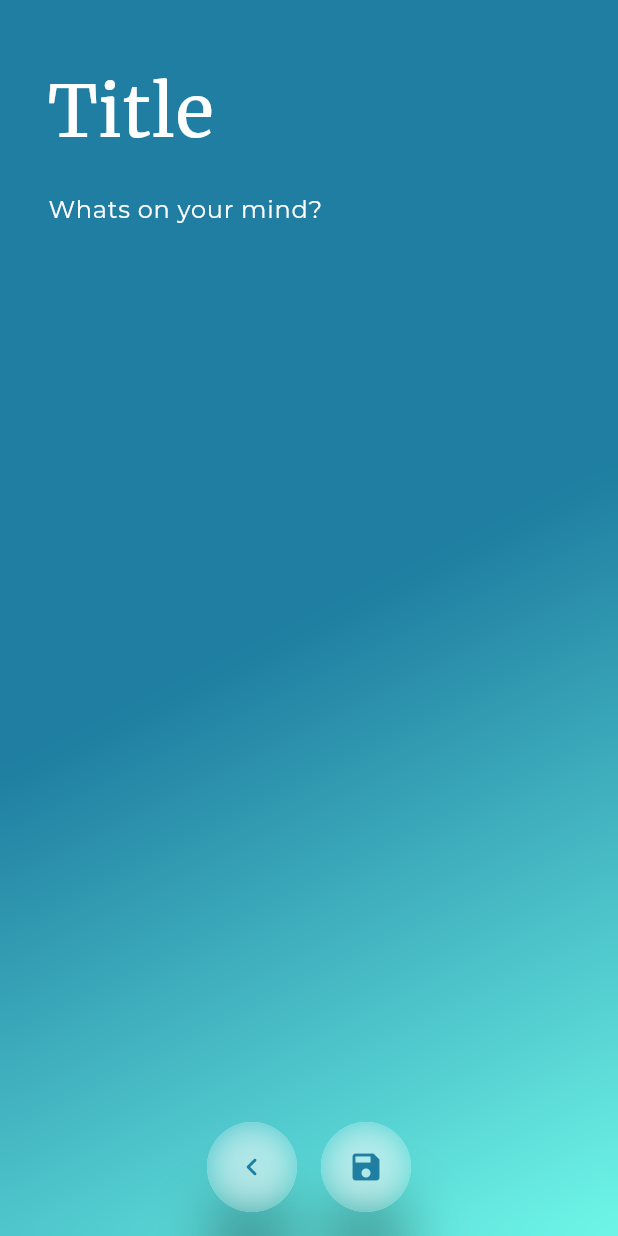
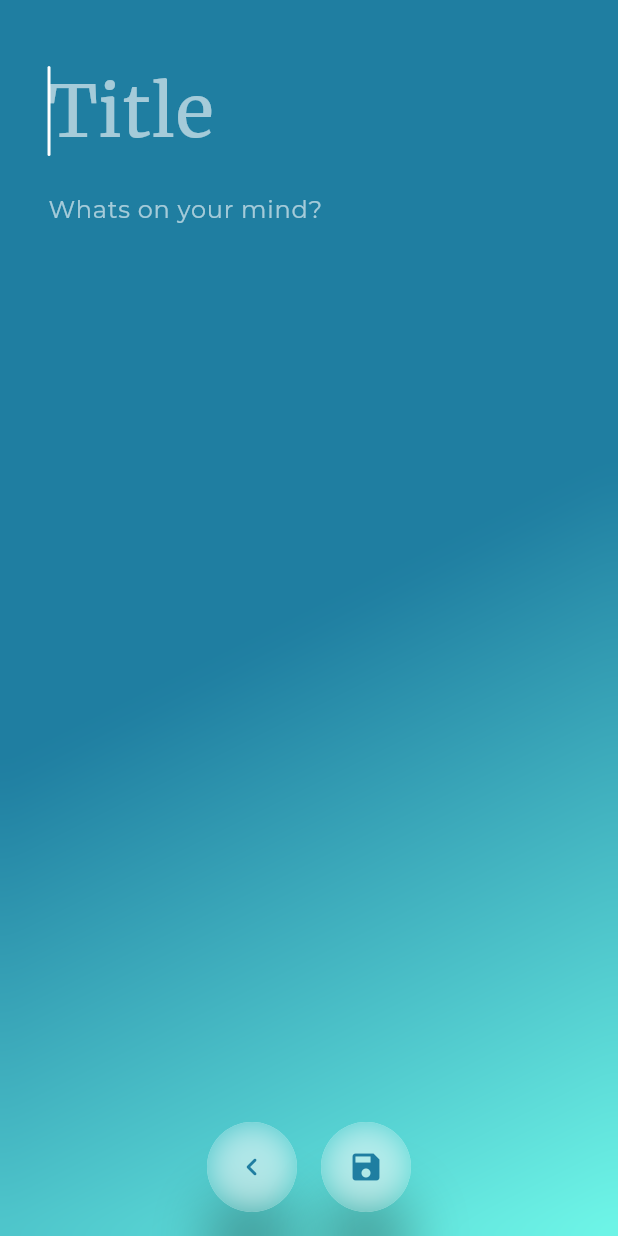
Before and after one commit to coffeekillsbugs/notable, a Flutter app: the screen it shows after launch, after a tap on the "edit" icon, on a phone screen of 412 x 824 dp. Run offline on Flutter 3.47's test engine with Material 2 defaults, Android fonts, the phone set to English and light mode, and no system bars.

Commit message:
Changes
-> changed the global 'textScaleFactor' property to '1.0'
(no more need for individual specification for each text widget)

-> implemented focus node in new note screen

-> enables autofocus for first textfield in new note screen

```diff
--- a/lib/Screens/homepage.dart
+++ b/lib/Screens/homepage.dart
@@ -62,7 +62,7 @@ class _HomePageState extends State<HomePage> {
                             children: [
                               Text(
                                 'Games to play',
-                                textScaleFactor: 1.0,
+                                // textScaleFactor: 1.0,
                                 overflow: TextOverflow.fade,
                                 style: Theme.of(context).textTheme.headline6,
                               ),
--- a/lib/Screens/new_note.dart
+++ b/lib/Screens/new_note.dart
@@ -9,6 +9,23 @@ class NewNoteScreen extends StatefulWidget {
 }
 
 class _NewNoteScreenState extends State<NewNoteScreen> {
+
+  FocusNode _description;
+
+  @override
+  void initState() {
+    super.initState();
+
+    _description = FocusNode();
+  }
+
+  @override
+  void dispose() {
+    _description.dispose();
+
+    super.dispose();
+  }
+
   @override
   Widget build(BuildContext context) {
     return Stack(
@@ -26,6 +43,7 @@ class _NewNoteScreenState extends State<NewNoteScreen> {
                     padding: EdgeInsets.symmetric(horizontal: 32.0),
                     // color: Colors.white,
                     child: TextField(
+                      autofocus: true,
                       maxLines: 1,
                       keyboardType: TextInputType.text,
                       style: Theme.of(context).textTheme.headline3,
@@ -34,14 +52,18 @@ class _NewNoteScreenState extends State<NewNoteScreen> {
                       decoration: InputDecoration(
                         border: InputBorder.none,
                         hintText: 'Title',
-                        hintStyle: Theme.of(context).textTheme.headline3,
+                        hintStyle: Theme.of(context).textTheme.headline3.copyWith(color: Colors.white60),
                       ),
+                      onSubmitted: (text) {
+                        _description.requestFocus();
+                      },
                     ),
                   ),
                   Container(
                     padding: EdgeInsets.symmetric(horizontal: 32.0),
                     // color: Colors.white,
                     child: TextField(
+                      focusNode: _description,
                       maxLines: null,
                       keyboardType: TextInputType.multiline,
                       style: Theme.of(context).textTheme.bodyText1,
@@ -51,7 +73,7 @@ class _NewNoteScreenState extends State<NewNoteScreen> {
                       decoration: InputDecoration(
                         border: InputBorder.none,
                         hintText: 'Whats on your mind?',
-                        hintStyle: Theme.of(context).textTheme.bodyText1,
+                        hintStyle: Theme.of(context).textTheme.bodyText1.copyWith(color: Colors.white60),
                       ),
                     ),
                   ),
--- a/lib/main.dart
+++ b/lib/main.dart
@@ -17,7 +17,6 @@ void main() {
 class Sigma extends StatelessWidget {
   @override
   Widget build(BuildContext context) {
-
     SystemChrome.setPreferredOrientations([
       DeviceOrientation.portraitUp,
       DeviceOrientation.portraitDown,
@@ -27,12 +26,22 @@ class Sigma extends StatelessWidget {
 
     return MaterialApp(
       title: 'Sigma',
+      builder: (BuildContext context, Widget child) {
+        final MediaQueryData data = MediaQuery.of(context);
+
+        return MediaQuery(
+          data: data.copyWith(
+            textScaleFactor: 1.0,
+          ),
+          child: child,
+        );
+      },
       theme: sigmaTheme.copyWith(
         primaryColor: AppColor.deepBlue,
         textTheme: sigmaTextTheme,
       ),
-        onGenerateRoute: router.generateRoute,
-        initialRoute: '/',
-      );
+      onGenerateRoute: router.generateRoute,
+      initialRoute: '/',
+    );
   }
 }
```
Also changed, not shown: lib/Screens/info.dart (+4 -4 lines), lib/Screens/new_todo.dart (+74 -3 lines).
